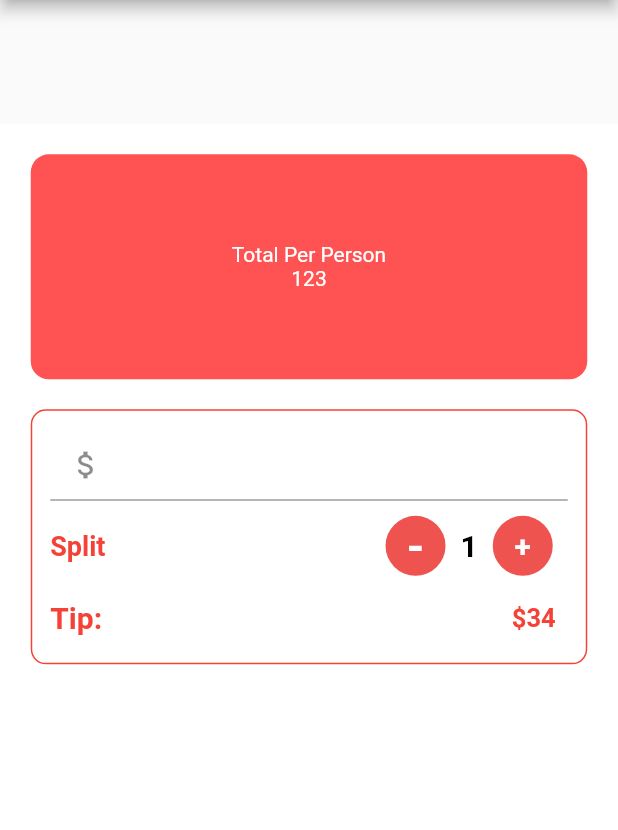
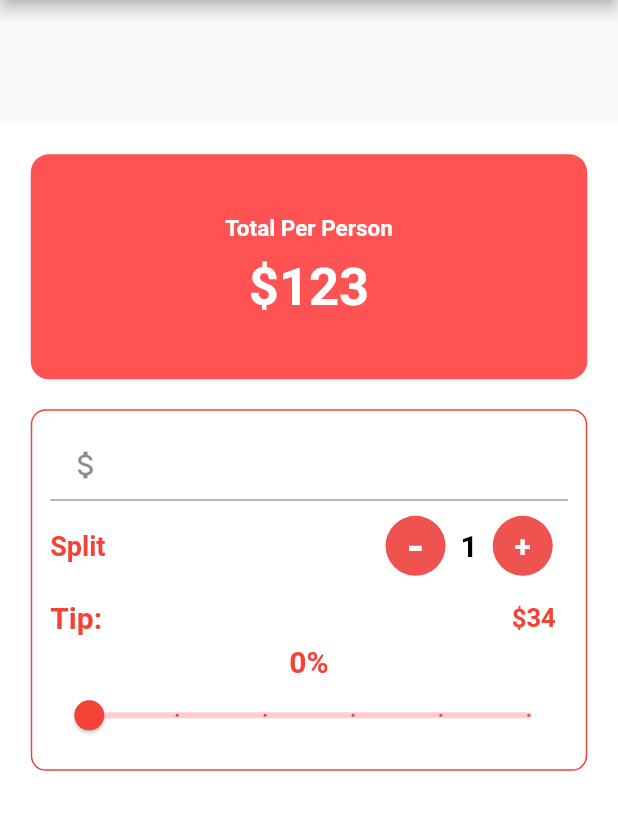
Before and after one commit to mdsayeed6220/TipCalculator, a Flutter app: the screen it shows after launch, on a phone screen of 412 x 824 dp, the part 84-914 px from its top. Run offline on Flutter 3.47's test engine with Material 2 defaults, Android fonts, the phone set to English and light mode, and no system bars.

```diff
--- a/lib/main.dart
+++ b/lib/main.dart
@@ -25,7 +25,7 @@ class Bill extends StatefulWidget {
 }
 
 class _BillState extends State<Bill> {
-  int _tipCalculator = 0;
+  int _tipPercetage = 0;
   int _personCounter = 1;
   double _billAmount = 0.0;
 
@@ -51,11 +51,20 @@ class _BillState extends State<Bill> {
                   children: [
                     Text(
                       "Total Per Person",
-                      style: TextStyle(color: Colors.white),
+                      style: TextStyle(
+                          color: Colors.white,
+                          fontWeight: FontWeight.bold,
+                          fontSize: 15.0),
                     ),
-                    Text(
-                      "123",
-                      style: TextStyle(color: Colors.white),
+                    Padding(
+                      padding: EdgeInsets.only(top: 10.0),
+                      child: Text(
+                        "\$123",
+                        style: TextStyle(
+                            color: Colors.white,
+                            fontWeight: FontWeight.bold,
+                            fontSize: 35.0),
+                      ),
                     )
                   ],
                 ),
@@ -160,8 +169,10 @@ class _BillState extends State<Bill> {
                   children: [
                     Text(
                       "Tip:",
-                      style: TextStyle(color: Colors.red,fontWeight: FontWeight.bold,fontSize: 20),
-
+                      style: TextStyle(
+                          color: Colors.red,
+                          fontWeight: FontWeight.bold,
+                          fontSize: 20),
                     ),
                     Padding(
                       padding: EdgeInsets.all(8.0),
@@ -174,6 +185,29 @@ class _BillState extends State<Bill> {
                       ),
                     )
                   ],
+                ),
+                Column(
+                  children: [
+                    Text(
+                      "$_tipPercetage%",
+                      style: TextStyle(
+                          color: Colors.red,
+                          fontWeight: FontWeight.bold,
+                          fontSize: 20.0),
+                    ),
+                    Slider(
+                        min: 0,
+                        max: 100,
+                        activeColor: Colors.red,
+                        inactiveColor: Colors.red.shade100,
+                        divisions: 5,
+                        value: _tipPercetage.toDouble(),
+                        onChanged: (double value) {
+                          setState(() {
+                            _tipPercetage = value.round();
+                          });
+                        })
+                  ],
                 )
               ],
             ),
```
